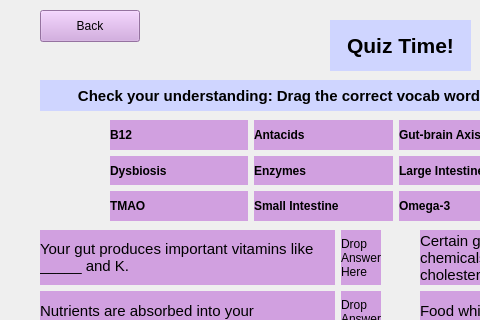
Old version of the form A8EduApp/quizdragdropwidget.ui in the repository University-of-Utah-CS3505/a9-edu-app-f24-00Calvin00; both pictures show x 0 to 480 and y 0 to 320 of the 800 by 600 pixel window.
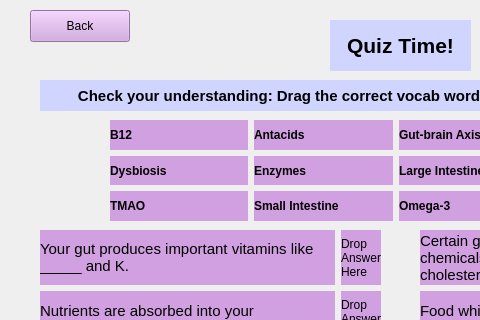
New version of the form. Custom widgets are drawn as their Qt base class.

```diff
--- a/A8EduApp/quizdragdropwidget.ui
+++ b/A8EduApp/quizdragdropwidget.ui
@@ -568,7 +568,7 @@
   <widget class="QPushButton" name="backToQuizHomeButton">
    <property name="geometry">
     <rect>
-     <x>40</x>
+     <x>30</x>
      <y>10</y>
      <width>100</width>
      <height>32</height>
```
